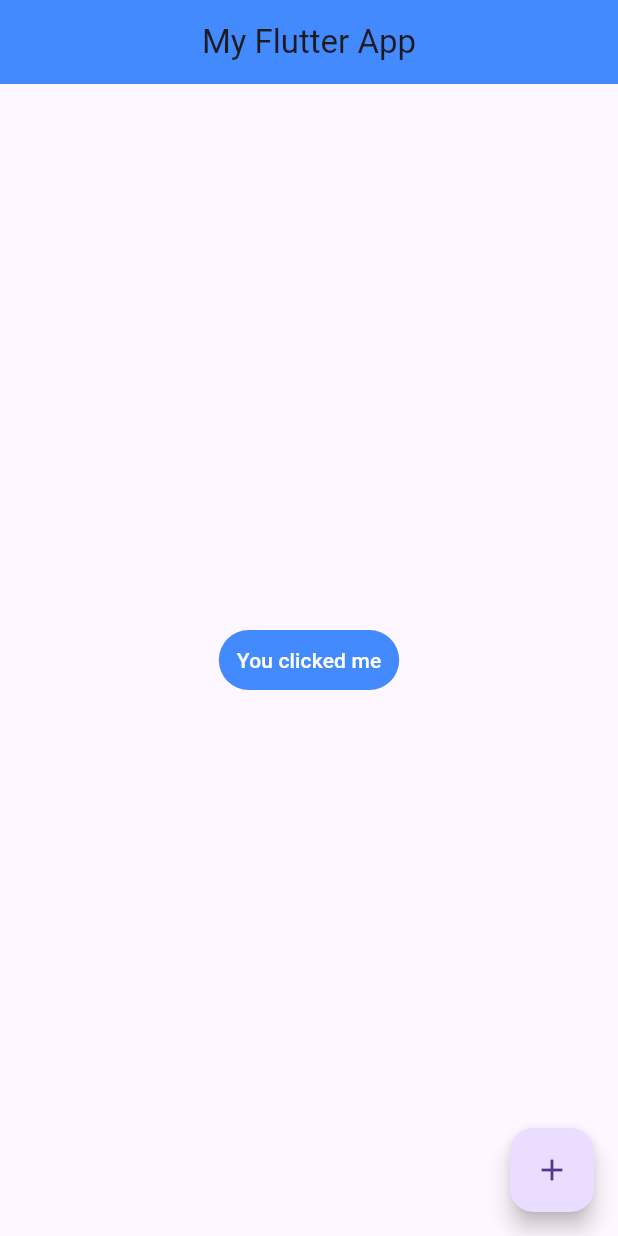
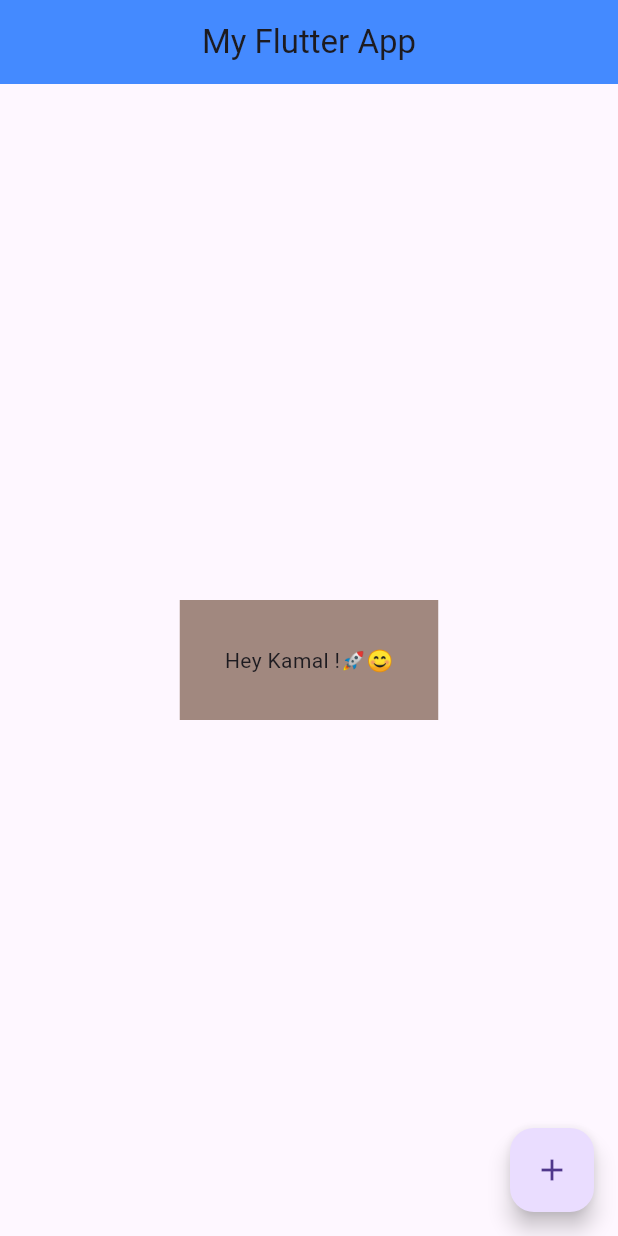
Before and after one commit to KamalSinghgeek/Flutter_Code_Base, a Flutter app: the screen it shows after launch, on a phone screen of 412 x 824 dp. Run offline on Flutter 3.47's test engine with Material 3 defaults, Android fonts, the phone set to English and light mode, and no system bars.

Commit message:
Container(It is used for Padding + Margin)

```diff
--- a/lib/main.dart
+++ b/lib/main.dart
@@ -21,15 +21,11 @@ class MyHomePage extends StatelessWidget {
         backgroundColor: Colors.blueAccent,
       ),
       body: Center(
-        child: TextButton(
-          onPressed: () {
-            // Add your onPressed functionality here
-            print('You clicked me');
-          },
-          style: TextButton.styleFrom(
-            backgroundColor: Colors.blueAccent, // Set the color here
-          ),
-          child: Text('You clicked me', style: TextStyle(color: Colors.white)),
+        child:Container(
+          child:Text('Hey Kamal !🚀😊'),
+          color:Colors.brown[300],
+          padding:EdgeInsets.all(30),
+          margin:EdgeInsets.all(60),
         ),
       ),
       floatingActionButton: FloatingActionButton(
```
